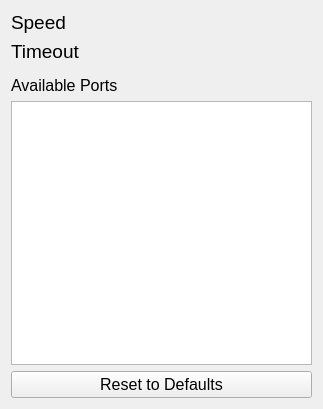
timsee/ArduCor, file GUI/LightingGUI/settingspage.ui: the form before one commit.
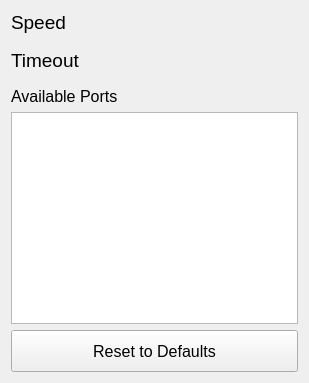
The form after the commit. Custom widgets are drawn as their Qt base class.

Patch:
```diff
--- a/GUI/LightingGUI/settingspage.ui
+++ b/GUI/LightingGUI/settingspage.ui
@@ -6,35 +6,53 @@
    <rect>
     <x>0</x>
     <y>0</y>
-    <width>323</width>
-    <height>409</height>
+    <width>309</width>
+    <height>383</height>
    </rect>
   </property>
+  <property name="sizePolicy">
+   <sizepolicy hsizetype="Preferred" vsizetype="Minimum">
+    <horstretch>0</horstretch>
+    <verstretch>0</verstretch>
+   </sizepolicy>
+  </property>
   <property name="windowTitle">
    <string>Form</string>
   </property>
-  <layout class="QGridLayout" name="gridLayout">
-   <item row="5" column="0" colspan="2">
-    <layout class="QHBoxLayout" name="horizontalLayout_2">
-     <item>
-      <widget class="QPushButton" name="resetButton">
-       <property name="font">
-        <font>
-         <pointsize>12</pointsize>
-        </font>
-       </property>
-       <property name="focusPolicy">
-        <enum>Qt::NoFocus</enum>
-       </property>
-       <property name="text">
-        <string>Reset to Defaults</string>
-       </property>
-      </widget>
-     </item>
-    </layout>
+  <layout class="QGridLayout" name="gridLayout" rowstretch="3,3,1,20,4">
+   <item row="0" column="0">
+    <widget class="QLabel" name="label_5">
+     <property name="font">
+      <font>
+       <pointsize>14</pointsize>
+      </font>
+     </property>
+     <property name="text">
+      <string>Speed</string>
+     </property>
+     <property name="alignment">
+      <set>Qt::AlignLeading|Qt::AlignLeft|Qt::AlignTop</set>
+     </property>
+    </widget>
+   </item>
+   <item row="0" column="1">
+    <widget class="LightsSlider" name="speedSlider" native="true">
+     <property name="sizePolicy">
+      <sizepolicy hsizetype="Expanding" vsizetype="Preferred">
+       <horstretch>0</horstretch>
+       <verstretch>0</verstretch>
+      </sizepolicy>
+     </property>
+    </widget>
    </item>
    <item row="1" column="0">
     <widget class="QLabel" name="label_6">
+     <property name="sizePolicy">
+      <sizepolicy hsizetype="Preferred" vsizetype="Preferred">
+       <horstretch>0</horstretch>
+       <verstretch>0</verstretch>
+      </sizepolicy>
+     </property>
      <property name="font">
       <font>
        <pointsize>14</pointsize>
@@ -43,10 +61,41 @@
      <property name="text">
       <string>Timeout</string>
      </property>
+     <property name="alignment">
+      <set>Qt::AlignLeading|Qt::AlignLeft|Qt::AlignTop</set>
+     </property>
     </widget>
    </item>
-   <item row="4" column="0" colspan="2">
+   <item row="1" column="1">
+    <widget class="LightsSlider" name="timeoutSlider" native="true">
+     <property name="sizePolicy">
+      <sizepolicy hsizetype="Expanding" vsizetype="Preferred">
+       <horstretch>0</horstretch>
+       <verstretch>0</verstretch>
+      </sizepolicy>
+     </property>
+    </widget>
+   </item>
+   <item row="2" column="0">
+    <widget class="QLabel" name="label_2">
+     <property name="font">
+      <font>
+       <pointsize>12</pointsize>
+      </font>
+     </property>
+     <property name="text">
+      <string>Available Ports</string>
+     </property>
+    </widget>
+   </item>
+   <item row="3" column="0" colspan="2">
     <widget class="QListWidget" name="serialList">
+     <property name="sizePolicy">
+      <sizepolicy hsizetype="Preferred" vsizetype="Preferred">
+       <horstretch>0</horstretch>
+       <verstretch>0</verstretch>
+      </sizepolicy>
+     </property>
      <property name="font">
       <font>
        <pointsize>14</pointsize>
@@ -59,56 +108,21 @@
      </property>
     </widget>
    </item>
-   <item row="3" column="1">
-    <spacer name="verticalSpacer">
-     <property name="orientation">
-      <enum>Qt::Vertical</enum>
-     </property>
-     <property name="sizeType">
-      <enum>QSizePolicy::Fixed</enum>
-     </property>
-     <property name="sizeHint" stdset="0">
-      <size>
-       <width>20</width>
-       <height>20</height>
-      </size>
-     </property>
-    </spacer>
-   </item>
-   <item row="0" column="0">
-    <widget class="QLabel" name="label_5">
-     <property name="font">
-      <font>
-       <pointsize>14</pointsize>
-      </font>
-     </property>
-     <property name="text">
-      <string>Speed</string>
-     </property>
-    </widget>
-   </item>
-   <item row="1" column="1" rowspan="2">
-    <widget class="LightsSlider" name="timeoutSlider" native="true">
+   <item row="4" column="0" colspan="2">
+    <widget class="QPushButton" name="resetButton">
      <property name="sizePolicy">
-      <sizepolicy hsizetype="Expanding" vsizetype="Expanding">
+      <sizepolicy hsizetype="Preferred" vsizetype="Preferred">
        <horstretch>0</horstretch>
        <verstretch>0</verstretch>
       </sizepolicy>
      </property>
-    </widget>
-   </item>
-   <item row="0" column="1">
-    <widget class="LightsSlider" name="speedSlider" native="true"/>
-   </item>
-   <item row="3" column="0" alignment="Qt::AlignBottom">
-    <widget class="QLabel" name="label_2">
      <property name="font">
       <font>
        <pointsize>12</pointsize>
       </font>
      </property>
      <property name="text">
-      <string>Available Ports</string>
+      <string>Reset to Defaults</string>
      </property>
     </widget>
    </item>
```
Left out of the diff: 3 changed lines with no effect on the pictures.
